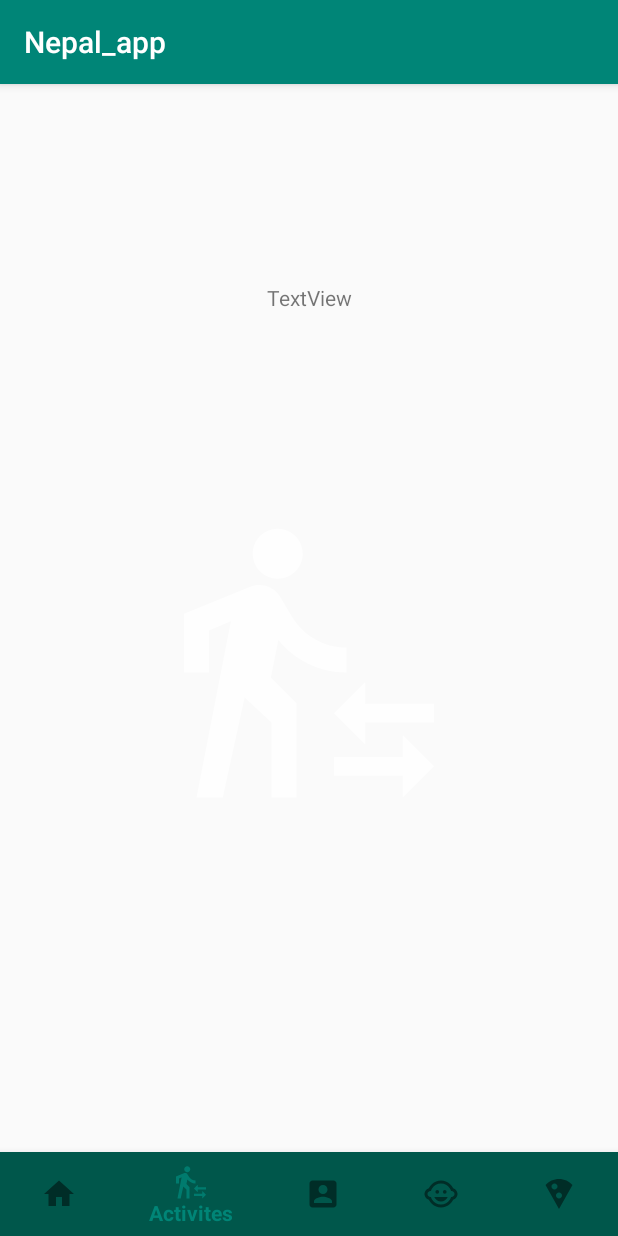
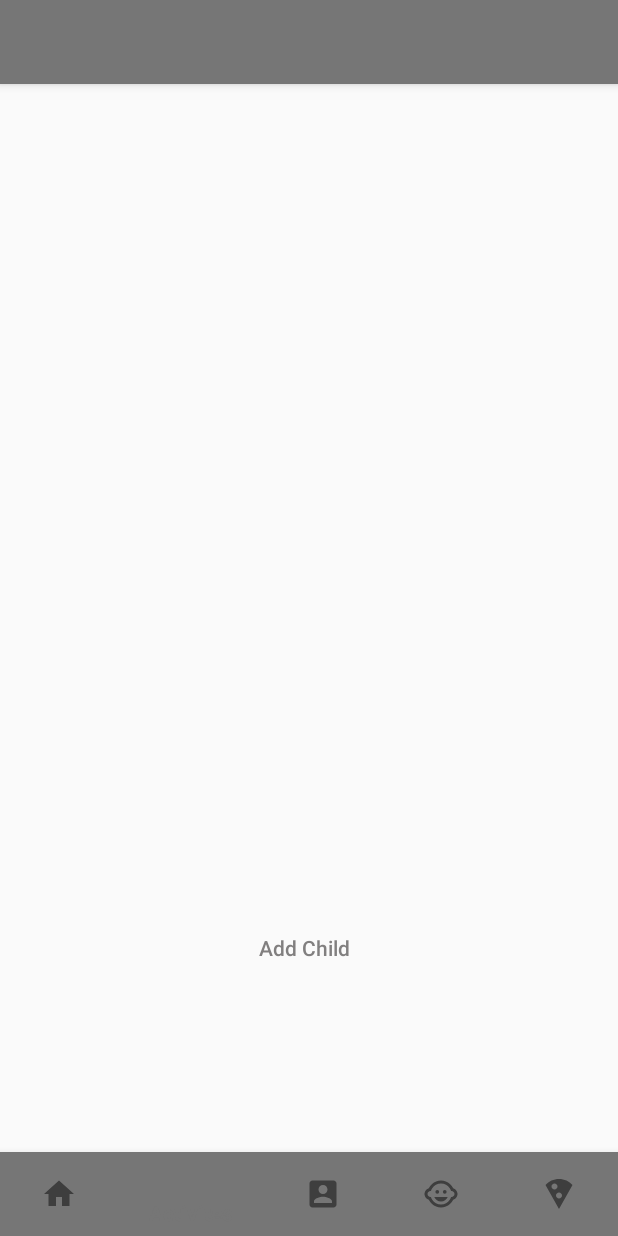
Before and after one commit to Grp-B1-Nepal/Nepal_app, an Android app: the screen it shows after launch (MainActivity), item 2 of the bottom bar chosen, on a phone screen of 412 x 824 dp. Run offline under Robolectric (Android 15) with nearby library versions, the phone set to English and light mode, and no system bars.

Commit message:
playing around a bit with the layout colors

```diff
--- a/Nepal_app/app/build.gradle
+++ b/Nepal_app/app/build.gradle
@@ -21,11 +21,11 @@
 
 dependencies {
     implementation fileTree(dir: 'libs', include: ['*.jar'])
-    implementation 'androidx.appcompat:appcompat:1.0.2'
+    implementation 'androidx.appcompat:appcompat:1.1.0'
     implementation 'androidx.constraintlayout:constraintlayout:1.1.3'
-    implementation 'com.google.android.material:material:1.1.0-alpha10'
+    implementation 'com.google.android.material:material:1.2.0-alpha01'
 
     testImplementation 'junit:junit:4.12'
-    androidTestImplementation 'androidx.test.ext:junit:1.1.0'
-    androidTestImplementation 'androidx.test.espresso:espresso-core:3.1.1'
+    androidTestImplementation 'androidx.test.ext:junit:1.1.1'
+    androidTestImplementation 'androidx.test.espresso:espresso-core:3.2.0'
 }
--- a/Nepal_app/app/src/main/res/layout/fragment_activities.xml
+++ b/Nepal_app/app/src/main/res/layout/fragment_activities.xml
@@ -4,26 +4,33 @@
 xmlns:tools="http://schemas.android.com/tools"
 android:layout_width="match_parent"
 android:layout_height="match_parent"
-    tools:context=".fragments.ActivitiesFragment"
-    >
+tools:context=".fragments.ActivitiesFragment">
 
-    <ImageView
-        android:id="@+id/imageView"
-        android:layout_width="200dp"
-        android:layout_height="200dp"
-        android:src="@drawable/ic_activity"
-        app:layout_constraintBottom_toBottomOf="parent"
+    <ListView
+        android:layout_width="match_parent"
+        android:layout_height="500dp"
+        android:layout_marginBottom="15dp"
+        app:layout_constraintBottom_toTopOf="@+id/button"
         app:layout_constraintEnd_toEndOf="parent"
         app:layout_constraintStart_toStartOf="parent"
         app:layout_constraintTop_toTopOf="parent" />
 
-    <TextView
-        android:id="@+id/textView2"
+<Button
+    android:id="@+id/button"
     android:layout_width="wrap_content"
     android:layout_height="wrap_content"
-        android:text="TextView"
-        app:layout_constraintBottom_toTopOf="@+id/imageView"
+    android:layout_marginStart="158dp"
+    android:layout_marginEnd="165dp"
+    android:layout_marginBottom="168dp"
+    android:background="#00FFFFFF"
+    android:shadowColor="#00FFFFFF"
+    android:shadowDx="0"
+    android:shadowDy="0"
+    android:shadowRadius="0"
+    android:text="Add Child"
+    android:textAllCaps="false"
+    android:textColor="#817F7F"
+    app:layout_constraintBottom_toBottomOf="parent"
     app:layout_constraintEnd_toEndOf="parent"
-        app:layout_constraintStart_toStartOf="parent"
-        app:layout_constraintTop_toTopOf="parent" />
+    app:layout_constraintStart_toStartOf="parent" />
 </androidx.constraintlayout.widget.ConstraintLayout>
--- a/Nepal_app/app/src/main/res/menu/bottom_navigation_menu.xml
+++ b/Nepal_app/app/src/main/res/menu/bottom_navigation_menu.xml
@@ -2,27 +2,32 @@
 <menu xmlns:android="http://schemas.android.com/apk/res/android"
     android:layout_height="50dp"
     android:layout_width="50dp"
-    android:background="@color/colorPrimaryDark"
+    android:background="@color/colorPrimary"
     >
 
     <item
         android:id="@+id/navigation_home"
         android:icon="@drawable/ic_home"
+        android:textColor ="#000000"
         android:title="Home" />
     <item
         android:id="@+id/navigation_activities"
         android:icon="@drawable/ic_activity"
+        android:textColor ="#000000"
         android:title="Activites"/>
     <item
         android:id="@+id/navigation_profile"
         android:icon="@drawable/ic_profile"
+        android:textColor ="#000000"
         android:title="Profile" />
     <item
         android:id="@+id/navigation_progress"
         android:icon="@drawable/ic_progress"
+        android:textColor ="#000000"
         android:title="Progress" />
     <item
         android:id="@+id/navigation_recipe"
         android:icon="@drawable/ic_recipe"
+        android:textColor ="#000000"
         android:title="Recipe" />
 </menu>
--- a/Nepal_app/app/src/main/res/values/colors.xml
+++ b/Nepal_app/app/src/main/res/values/colors.xml
@@ -1,6 +1,6 @@
 <?xml version="1.0" encoding="utf-8"?>
 <resources>
-    <color name="colorPrimary">#008577</color>
-    <color name="colorPrimaryDark">#00574B</color>
+    <color name="colorPrimary">  #767676</color>
+    <color name="colorPrimaryDark">   #767676</color>
     <color name="colorAccent">#D81B60</color>
 </resources>
--- a/Nepal_app/app/src/main/res/values/strings.xml
+++ b/Nepal_app/app/src/main/res/values/strings.xml
@@ -1,3 +1,3 @@
 <resources>
-    <string name="app_name">Nepal_app</string>
+    <string name="app_name"> </string>
 </resources>
```
Lines whose indentation alone changed are shown as unchanged.
